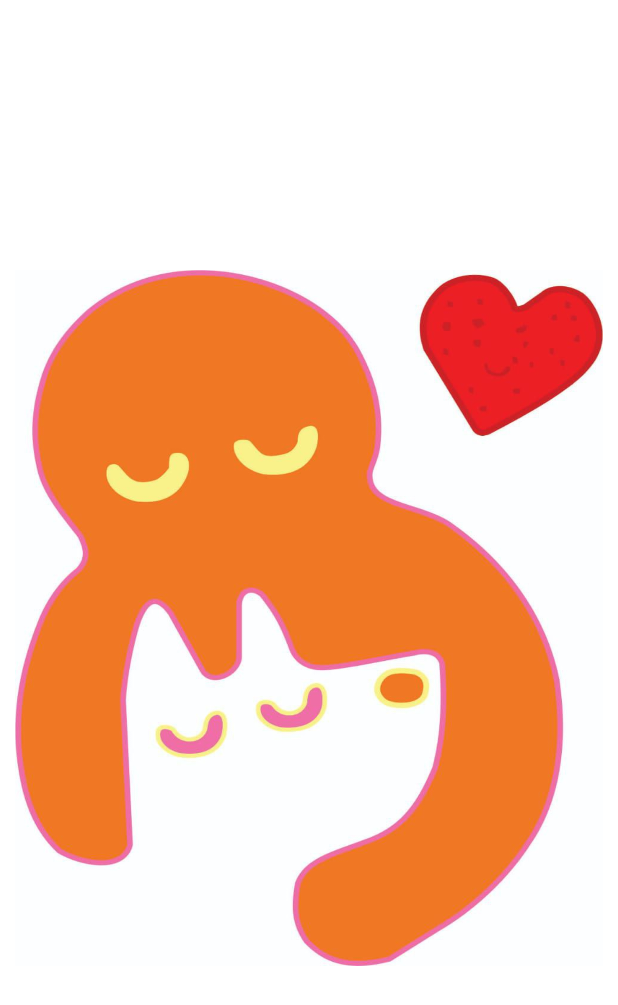
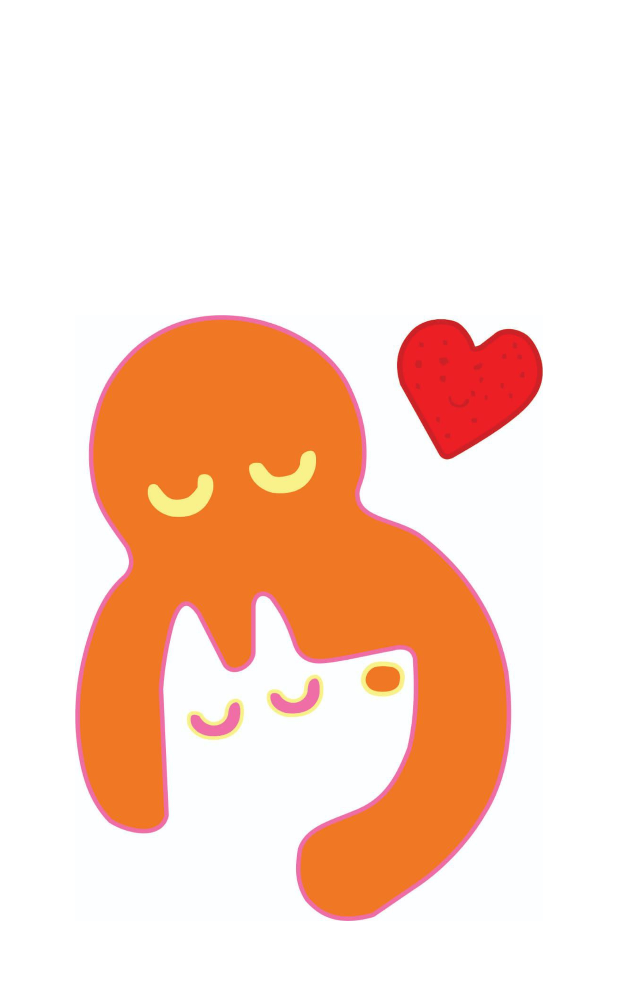
Before and after one commit to JuanRB09/MaMeti_App, an Android app: the SplashActivity screen opened directly, with no data from a screen before it, on a phone screen of 412 x 824 dp. Shown: the top 1005 px of the screen. Run offline under Robolectric (Android 15) with nearby library versions, the phone set to English and light mode, and no system bars; 1 statement that could not run was skipped.

Commit message:
SplashScreen de app

```diff
--- a/app/src/main/java/it/grp/mameti/SplashScreen/SplashActivity.kt
+++ b/app/src/main/java/it/grp/mameti/SplashScreen/SplashActivity.kt
@@ -8,6 +8,7 @@ import it.grp.mameti.MainActivity
 class SplashActivity : AppCompatActivity() {
     override fun onCreate(savedInstanceState: Bundle?) {
         super.onCreate(savedInstanceState)
+        Thread.sleep(1500)
         startActivity(Intent(this, MainActivity::class.java)) //MANDA LLAMAR EL MAIN AL TERMINAR EL SPLASH
         finish()
     }
--- a/app/src/main/res/drawable/splash_background.xml
+++ b/app/src/main/res/drawable/splash_background.xml
@@ -1,14 +1,12 @@
 <?xml version="1.0" encoding="utf-8"?>
-<layer-list
-    android:opacity="opaque"
-    xmlns:android="http://schemas.android.com/apk/res/android">
+<layer-list xmlns:android="http://schemas.android.com/apk/res/android">
 
     <item android:drawable="@color/white"/>
     <item
-        android:left="10dp"
-        android:right="10dp"
-        android:top="180dp"
-        android:bottom="180dp">
+        android:left="50dp"
+        android:right="50dp"
+        android:top="210dp"
+        android:bottom="210dp">
         <bitmap android:src="@drawable/mameti_pp"/>
     </item>
 
```
